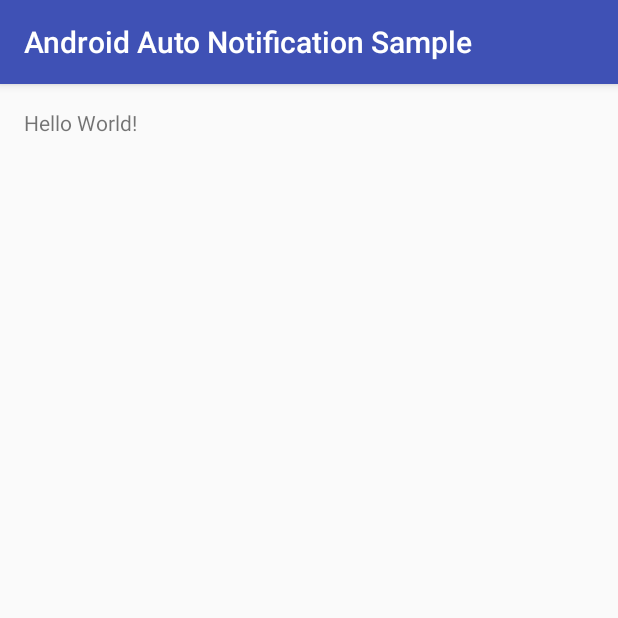
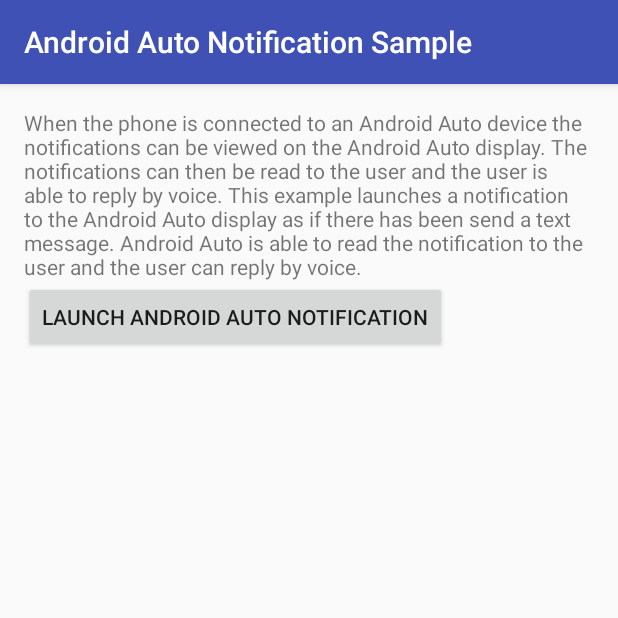
Before and after one commit to CoRuGi/AndroidAutoNotificationSample, an Android app: the screen it shows after launch (MainActivity), on a phone screen of 412 x 824 dp, the top half of it. Run offline under Robolectric (Android 15) with nearby library versions, the phone set to English and light mode, and no system bars.

Commit message:
feat: Add button to launch notification

```diff
--- a/app/src/main/java/com/androidnanodegree/cr/androidautonotificationsample/MainActivity.java
+++ b/app/src/main/java/com/androidnanodegree/cr/androidautonotificationsample/MainActivity.java
@@ -2,6 +2,9 @@ package com.androidnanodegree.cr.androidautonotificationsample;
 
 import android.support.v7.app.AppCompatActivity;
 import android.os.Bundle;
+import android.view.View;
+
+import com.androidnanodegree.cr.androidautonotificationsample.util.AndroidAutoNotification;
 
 public class MainActivity extends AppCompatActivity {
 
@@ -10,4 +13,12 @@ public class MainActivity extends AppCompatActivity {
         super.onCreate(savedInstanceState);
         setContentView(R.layout.activity_main);
     }
+
+    /**
+     * Launch the Android Auto Notification
+     */
+    public void createAndroidAutoNotification(View view) {
+        AndroidAutoNotification androidAutoNotification = new AndroidAutoNotification(this);
+        androidAutoNotification.show();
+    }
 }
--- a/app/src/main/res/layout/activity_main.xml
+++ b/app/src/main/res/layout/activity_main.xml
@@ -1,9 +1,10 @@
 <?xml version="1.0" encoding="utf-8"?>
-<RelativeLayout
+<LinearLayout
     xmlns:android="http://schemas.android.com/apk/res/android"
     xmlns:tools="http://schemas.android.com/tools"
     android:layout_width="match_parent"
     android:layout_height="match_parent"
+    android:orientation="vertical"
     android:paddingBottom="@dimen/activity_vertical_margin"
     android:paddingLeft="@dimen/activity_horizontal_margin"
     android:paddingRight="@dimen/activity_horizontal_margin"
@@ -13,5 +14,12 @@
     <TextView
         android:layout_width="wrap_content"
         android:layout_height="wrap_content"
-        android:text="Hello World!"/>
-</RelativeLayout>
+        android:text="@string/text_view_android_auto_notification"/>
+
+    <Button
+        android:layout_width="wrap_content"
+        android:layout_height="wrap_content"
+        android:onClick="createAndroidAutoNotification"
+        android:text="@string/button_android_auto_notification"/>
+
+</LinearLayout>
--- a/app/src/main/res/values/strings.xml
+++ b/app/src/main/res/values/strings.xml
@@ -1,3 +1,15 @@
 <resources>
     <string name="app_name">Android Auto Notification Sample</string>
+
+    <!-- Android Auto Notification -->
+    <string name="text_view_android_auto_notification">
+        When the phone is connected to an Android Auto device the notifications can be viewed on the
+        Android Auto display. The notifications can then be read to the user and the user is able to
+        reply by voice.
+
+        This example launches a notification to the Android Auto display as if there has been send a
+        text message. Android Auto is able to read the notification to the user and the user can
+        reply by voice.
+    </string>
+    <string name="button_android_auto_notification">Launch Android Auto Notification</string>
 </resources>
```
